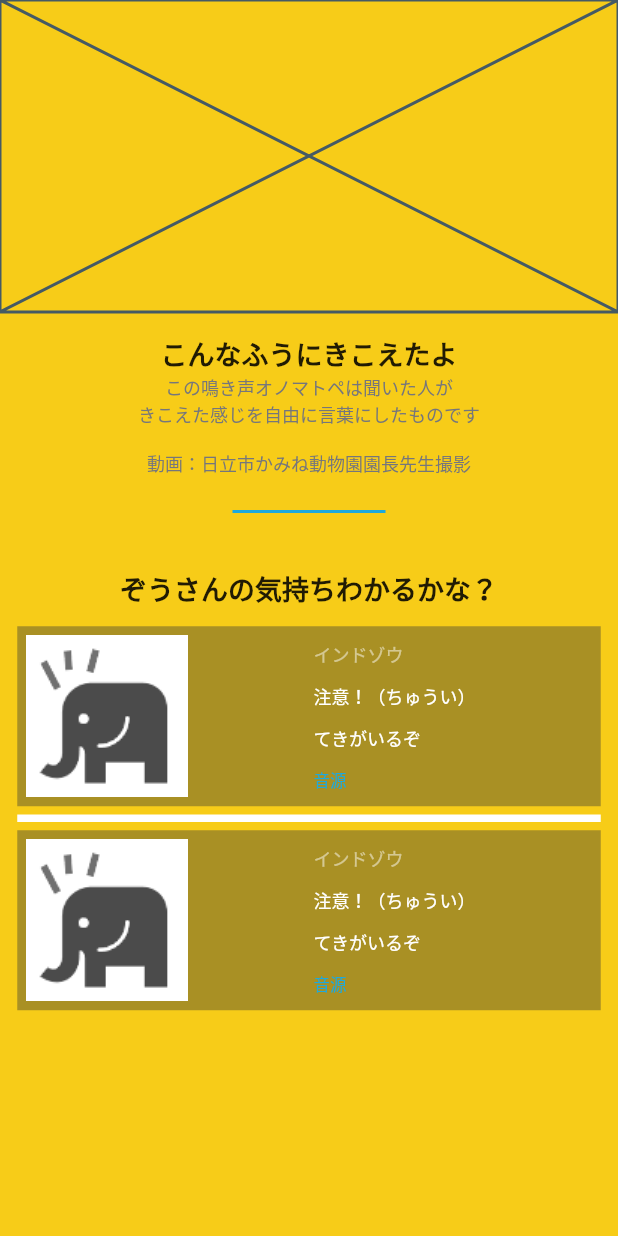
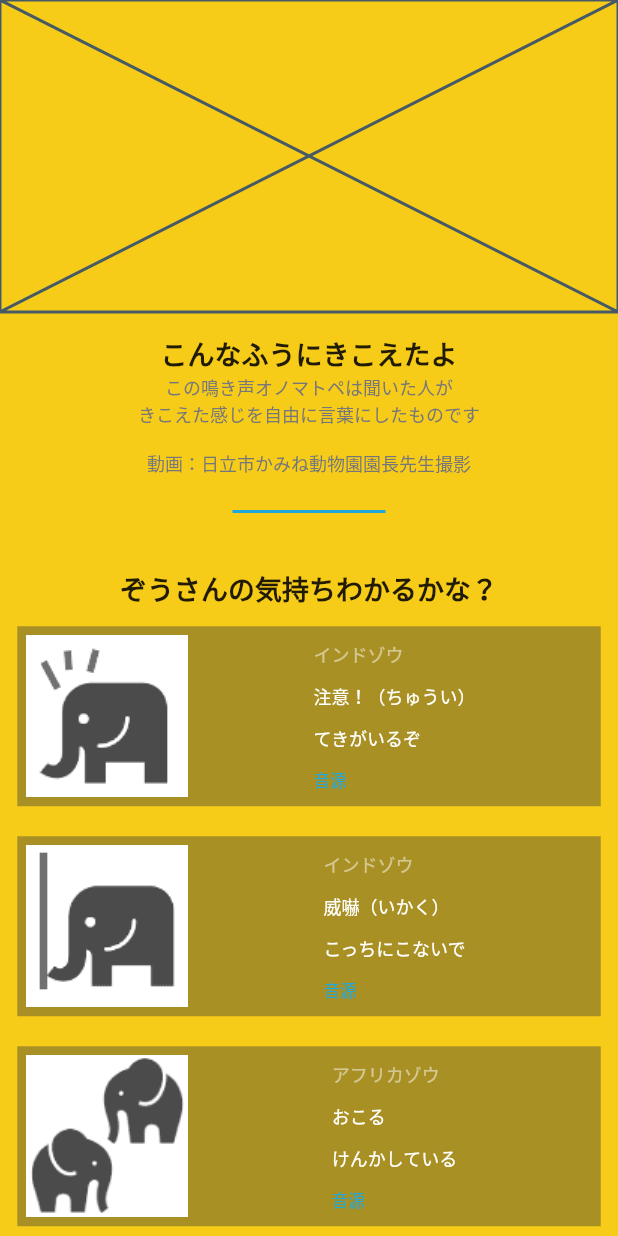
Before and after one commit to ProjectMCR/mcr, a Flutter app: the screen it shows after launch, on a phone screen of 412 x 824 dp. Run offline on Flutter 3.47's test engine with Material 2 defaults, Android fonts, the phone set to English and light mode, and no system bars.

Commit message:
add AnimalPage

```diff
--- a/lib/main.dart
+++ b/lib/main.dart
@@ -16,7 +16,7 @@ class MyApp extends StatelessWidget {
       theme: ThemeData(
         primarySwatch: Colors.blue,
       ),
-      home: const AnimalPage(),
+      home: AnimalPage(),
     );
   }
 }
--- a/lib/pages/animal_page.dart
+++ b/lib/pages/animal_page.dart
@@ -1,12 +1,53 @@
 import 'package:flutter/material.dart';
 
 import '../colors.dart';
+import '../models/animal_sound.dart';
 
 class AnimalPage extends StatelessWidget {
-  const AnimalPage({Key? key}) : super(key: key);
+  AnimalPage({
+    Key? key,
+  }) : super(key: key);
+
+  final Map<String, dynamic> mockData1 = {
+    'imageUrl': 'assets/images/elephant/indian_elephant_attention.png',
+    'breed': 'インドゾウ',
+    'soundDescription': 'てきがいるぞ',
+    'soundType': '注意！（ちゅうい）',
+  };
+  final Map<String, dynamic> mockData2 = {
+    'imageUrl': 'assets/images/elephant/indian_elephant_intimidate.png',
+    'breed': 'インドゾウ',
+    'soundDescription': 'こっちにこないで',
+    'soundType': '威嚇（いかく）',
+  };
+  final Map<String, dynamic> mockData3 = {
+    'imageUrl': 'assets/images/elephant/african_elephant_anger.png',
+    'breed': 'アフリカゾウ',
+    'soundDescription': 'けんかしている',
+    'soundType': 'おこる',
+  };
+  final Map<String, dynamic> mockData4 = {
+    'imageUrl': 'assets/images/elephant/african_elephant_spoiled.png',
+    'breed': 'アフリカゾウ',
+    'soundDescription': 'おかあさんだいすき',
+    'soundType': 'あまえる',
+  };
+  final Map<String, dynamic> mockData5 = {
+    'imageUrl': 'assets/images/elephant/naumann_elephant.png',
+    'breed': 'ナウマンゾウ',
+    'soundDescription': 'もうなかない',
+    'soundType': '絶滅（ぜつめつ）',
+  };
 
   @override
   Widget build(BuildContext context) {
+    final mockDataList = [
+      mockData1,
+      mockData2,
+      mockData3,
+      mockData4,
+      mockData5,
+    ];
     return SafeArea(
       child: Scaffold(
         backgroundColor: AnimalOnomatopoeiaColor.yellow,
@@ -63,26 +104,26 @@ class AnimalPage extends StatelessWidget {
                 physics: const ClampingScrollPhysics(),
                 shrinkWrap: true,
                 padding: const EdgeInsets.all(11.5),
-                itemCount: 2,
+                itemCount: mockDataList.length,
                 itemBuilder: (context, index) {
+                  final mockData = mockDataList[index];
+                  final AnimalSound animalSound = AnimalSound.fromMap(mockData);
                   return _AnimalSoundTile(
                     image: Image.asset(
-                      'assets/images/elephant/indian_elephant_attention.png',
+                      animalSound.imageUrl,
                       height: 108,
                       width: 108,
                     ),
-                    breed: 'インドゾウ',
-                    title: '注意！（ちゅうい）',
-                    subtitle: 'てきがいるぞ',
+                    breed: animalSound.breed,
+                    title: animalSound.soundType,
+                    subtitle: animalSound.soundDescription,
                     onPressed: () {
                       // TODO(shimizu-saffle): SoundPageへ画面遷移
                     },
                   );
                 },
-                separatorBuilder: (context, index) => const Divider(
-                  color: Colors.white,
-                  thickness: 5,
-                ),
+                separatorBuilder: (context, index) =>
+                    const SizedBox(height: 20),
               ),
             ],
           ),
@@ -171,12 +212,3 @@ class _AnimalSoundTile extends StatelessWidget {
     );
   }
 }
-
-final data = [
-  {
-    'name': 'インドゾウ',
-  },
-  {},
-  {},
-  {},
-];
```
Also changed, not shown: lib/models/animal_sound.dart (renamed from lib/models/sound.dart).
